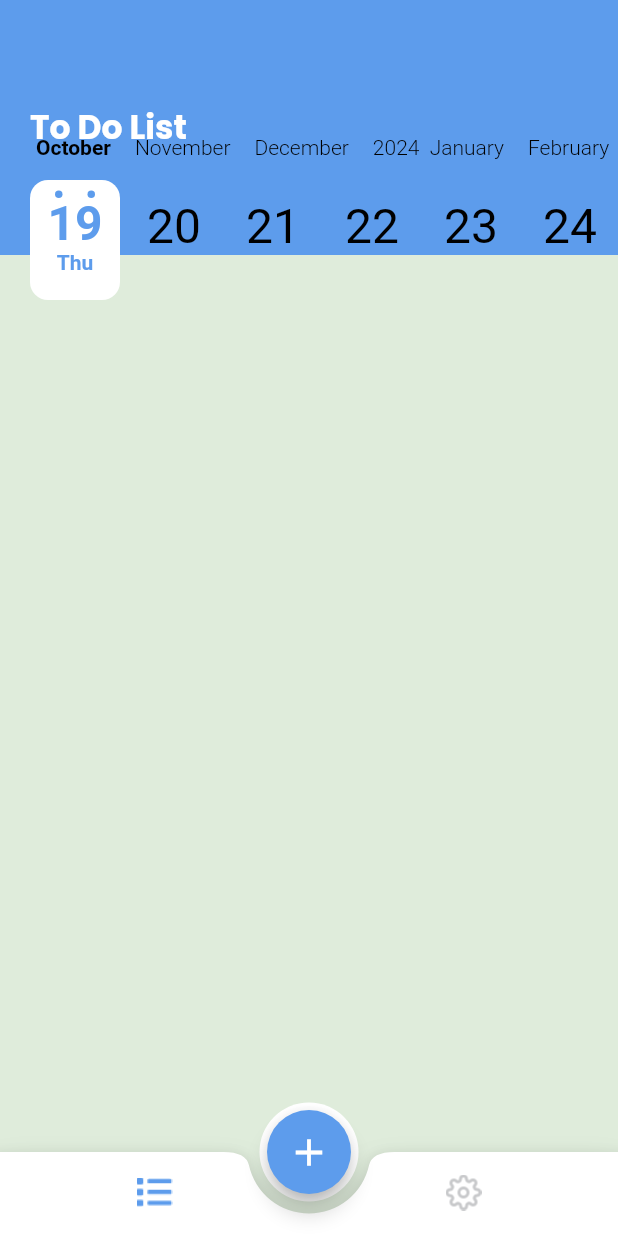
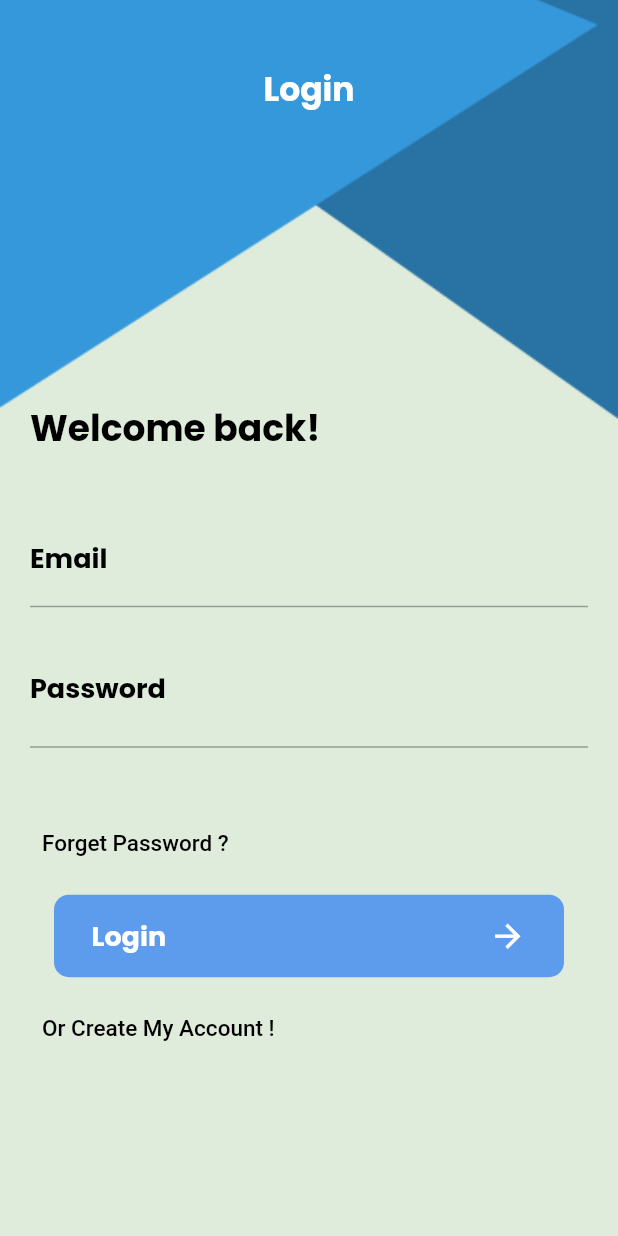
Before and after one commit to maryamyasserr/todo_app, a Flutter app: the screen it shows after launch, on a phone screen of 412 x 824 dp. Run offline on Flutter 3.47's test engine with Material 2 defaults, Android fonts, the phone set to English and light mode, and no system bars; drawn by our look-alikes of calendar_timeline; our stand-ins replace cloud_firestore, firebase_auth, firebase_core, flutter_easyloading, flutter_slidable, google_fonts; accounts and stored records are empty.

Commit message:
add login and register to the project

```diff
--- a/lib/core/theme/my_theme.dart
+++ b/lib/core/theme/my_theme.dart
@@ -32,7 +32,7 @@ class MyTheme {
       ),
       scaffoldBackgroundColor: backgroundColorLight,
       appBarTheme: AppBarTheme(
-          iconTheme: IconThemeData(color: Colors.black),
+          iconTheme: IconThemeData(color: Colors.white),
           backgroundColor: primaryLight,
           elevation: 0,
           toolbarHeight: 100,
@@ -52,7 +52,7 @@ class MyTheme {
           bodyLarge: GoogleFonts.poppins(
               color: primaryLight, fontSize: 18, fontWeight: FontWeight.bold),
           bodyMedium: GoogleFonts.roboto(
-              color: blackColor, fontSize: 15, fontWeight: FontWeight.bold),
+              color: blackColor, fontSize: 15, fontWeight: FontWeight.w500),
           titleSmall: GoogleFonts.roboto(
               color: Colors.white,
               fontSize: 12,
--- a/lib/core/widgets/custom_text_form_field.dart
+++ b/lib/core/widgets/custom_text_form_field.dart
@@ -1,25 +1,37 @@
 import 'package:flutter/material.dart';
 
 class CustomTextFormField extends StatelessWidget {
-  final TextEditingController controller;
+  final TextEditingController? controller;
   final FormFieldValidator<String>? validator;
   final int maxLines;
-  final String title;
+  final String? title;
+  final String? labelText;
+  Widget? suffixIcon;
+
+  bool obscureText;
 
   CustomTextFormField(
       {super.key,
-      required this.title,
-      required this.controller,
+      this.labelText,
+      this.title,
+      this.controller,
       this.validator,
+      this.suffixIcon,
+      this.obscureText = false,
       this.maxLines = 1});
 
   @override
   Widget build(BuildContext context) {
+    var theme = Theme.of(context);
     return TextFormField(
       controller: controller,
       maxLines: maxLines,
       validator: validator,
+      obscureText: obscureText,
       decoration: InputDecoration(
+        suffix: suffixIcon,
+        labelStyle: theme.textTheme.bodyLarge!.copyWith(color: Colors.black),
+        labelText: labelText,
         hintText: title,
       ),
     );
--- /dev/null
+++ b/lib/login/login_view.dart
@@ -0,0 +1,193 @@
+import 'package:firebase_auth/firebase_auth.dart';
+import 'package:flutter/material.dart';
+import 'package:flutter_easyloading/flutter_easyloading.dart';
+import 'package:todo_app/core/theme/my_theme.dart';
+import 'package:todo_app/core/widgets/custom_text_form_field.dart';
+import 'package:todo_app/home/home_screen.dart';
+
+import '../register/register_view.dart';
+
+class LoginView extends StatefulWidget {
+  static const String routeName = 'Login';
+
+  LoginView({super.key});
+
+  @override
+  State<LoginView> createState() => _LoginViewState();
+}
+
+class _LoginViewState extends State<LoginView> {
+  static TextEditingController emailController = TextEditingController();
+  static TextEditingController passwordController = TextEditingController();
+
+  var formKey = GlobalKey<FormState>();
+  bool isVisible = false;
+
+  @override
+  Widget build(BuildContext context) {
+    var theme = Theme.of(context);
+    return Container(
+      decoration: BoxDecoration(
+        image: DecorationImage(
+            image: AssetImage('assets/images/login_pattern.png'),
+            fit: BoxFit.cover),
+        color: MyTheme.backgroundColorLight,
+      ),
+      child: Scaffold(
+          backgroundColor: Colors.transparent,
+          appBar: AppBar(
+            backgroundColor: Colors.transparent,
+            title: Text(
+              'Login',
+              style: theme.textTheme.titleLarge,
+            ),
+            centerTitle: true,
+            toolbarHeight: 120,
+          ),
+          body: Padding(
+            padding: const EdgeInsets.symmetric(horizontal: 20),
+            child: SingleChildScrollView(
+              child: Form(
+                key: formKey,
+                child: Column(
+                  crossAxisAlignment: CrossAxisAlignment.stretch,
+                  children: [
+                    SizedBox(height: MediaQuery.of(context).size.height * 0.18),
+                    Text(
+                      'Welcome back!',
+                      textAlign: TextAlign.start,
+                      style: theme.textTheme.titleLarge!.copyWith(
+                          color: Colors.black,
+                          fontSize: 24,
+                          fontWeight: FontWeight.bold),
+                    ),
+                    SizedBox(height: 40),
+                    CustomTextFormField(
+                        validator: (value) {
+                          if (value == null || value.trim().isEmpty) {
+                            return 'You must enter your email';
+                          }
+                          var regex = RegExp(
+                              r"^[a-zA-Z0-9.a-zA-Z0-9.!#$%&'*+-/=?^_`{|}~]+@[a-zA-Z0-9]+\.[a-zA-Z]+");
+                          if (!regex.hasMatch(value)) {
+                            return 'Invalid Email';
+                          }
+                          return null;
+                        },
+                        labelText: 'Email',
+                        controller: emailController),
+                    SizedBox(height: 20),
+                    CustomTextFormField(
+                      validator: (value) {
+                        if (value == null || value.trim().isEmpty) {
+                          return 'You must enter your password';
+                        }
+                        return null;
+                      },
+                      suffixIcon: GestureDetector(
+                          onTap: () {
+                            isVisible = !isVisible;
+                            setState(() {});
+                          },
+                          child: isVisible == true
+                              ? Icon(
+                                  Icons.visibility_off_outlined,
+                                  size: 28,
+                                  color: theme.primaryColor,
+                                )
+                              : Icon(
+                                  Icons.visibility_outlined,
+                                  size: 28,
+                                  color: theme.primaryColor,
+                                )),
+                      labelText: 'Password',
+                      controller: passwordController,
+                      obscureText: !isVisible,
+                    ),
+                    SizedBox(height: 40),
+                    Align(
+                      alignment: Alignment.centerLeft,
+                      child: TextButton(
+                        onPressed: () {},
+                        child: Text(
+                          'Forget Password ?',
+                          textAlign: TextAlign.start,
+                          style: theme.textTheme.bodyMedium!.copyWith(
+                            color: Colors.black,
+                          ),
+                        ),
+                      ),
+                    ),
+                    SizedBox(height: 10),
+                    MaterialButton(
+                      onPressed: () {
+                        login();
+                      },
+                      child: Container(
+                        padding: const EdgeInsets.symmetric(horizontal: 25),
+                        height: 55,
+                        decoration: BoxDecoration(
+                            color: theme.primaryColor,
+                            borderRadius: BorderRadius.circular(10)),
+                        child: Row(
+                          mainAxisAlignment: MainAxisAlignment.spaceBetween,
+                          children: [
+                            Text(
+                              'Login',
+                              style: theme.textTheme.bodyLarge!
+                                  .copyWith(color: Colors.white),
+                            ),
+                            Icon(
+                              Icons.arrow_forward,
+                              size: 25,
+                              color: Colors.white,
+                            )
+                          ],
+                        ),
+                      ),
+                    ),
+                    SizedBox(height: 10),
+                    Align(
+                      alignment: Alignment.centerLeft,
+                      child: TextButton(
+                        onPressed: () {
+                          Navigator.pushNamed(context, RegisterView.routeName);
+                        },
+                        child: Text(
+                          'Or Create My Account !',
+                          textAlign: TextAlign.start,
+                          style: theme.textTheme.bodyMedium!.copyWith(
+                            color: Colors.black,
+                          ),
+                        ),
+                      ),
+                    ),
+                  ],
+                ),
+              ),
+            ),
+          )),
+    );
+  }
+
+  void login() async {
+    if (formKey.currentState!.validate()) {
+      EasyLoading.show();
+      try {
+        var user = await FirebaseAuth.instance.signInWithEmailAndPassword(
+            email: emailController.text, password: passwordController.text);
+        EasyLoading.dismiss();
+        Navigator.pushNamedAndRemoveUntil(
+            context, HomeScreen.routeName, (route) => false);
+      } on FirebaseAuthException catch (e) {
+        if (e.code == 'user-not-found') {
+          EasyLoading.dismiss();
+          print('No user found for that email.');
+        } else if (e.code == 'wrong-password') {
+          EasyLoading.dismiss();
+          print('Wrong password provided for that user.');
+        }
+      }
+    }
+  }
+}
--- a/lib/main.dart
+++ b/lib/main.dart
@@ -1,7 +1,11 @@
 import 'package:firebase_core/firebase_core.dart';
 import 'package:flutter/material.dart';
+import 'package:flutter_easyloading/flutter_easyloading.dart';
 import 'package:todo_app/core/theme/my_theme.dart';
 import 'package:todo_app/home/home_screen.dart';
+import 'package:todo_app/login/login_view.dart';
+import 'package:todo_app/register/register_view.dart';
+import 'package:todo_app/splash_screen/splash_screen.dart';
 
 import 'firebase_options.dart';
 
@@ -20,11 +24,15 @@ class MyApp extends StatelessWidget {
   Widget build(BuildContext context) {
     return MaterialApp(
       debugShowCheckedModeBanner: false,
-      initialRoute: HomeScreen.routeName,
+      initialRoute: SplashScreen.routeName,
       routes: {
+        SplashScreen.routeName: (context) => SplashScreen(),
         HomeScreen.routeName: (context) => HomeScreen(),
+        LoginView.routeName: (context) => LoginView(),
+        RegisterView.routeName: (context) => RegisterView()
       },
       theme: MyTheme.lightMode,
+      builder: EasyLoading.init(),
     );
   }
 }
--- a/pubspec.yaml
+++ b/pubspec.yaml
@@ -41,6 +41,9 @@ dependencies:
   firebase_core: ^2.17.0
   cloud_firestore: ^4.9.3
   intl: ^0.18.1
+  firebase_auth: ^4.11.1
+  flutter_easyloading: ^3.0.5
+  bot_toast: ^4.1.3
 
 dev_dependencies:
   flutter_test:
```
Also changed, not shown: lib/register/register_view.dart (added, +204 -0 lines), lib/splash_screen/splash_screen.dart (added, +29 -0 lines), assets/images/2.0x/login_pattern@2x.png (added), assets/images/3.0x/login_pattern@3x.png (added), assets/images/login_pattern.png (added), pubspec.lock, 20 other files.
